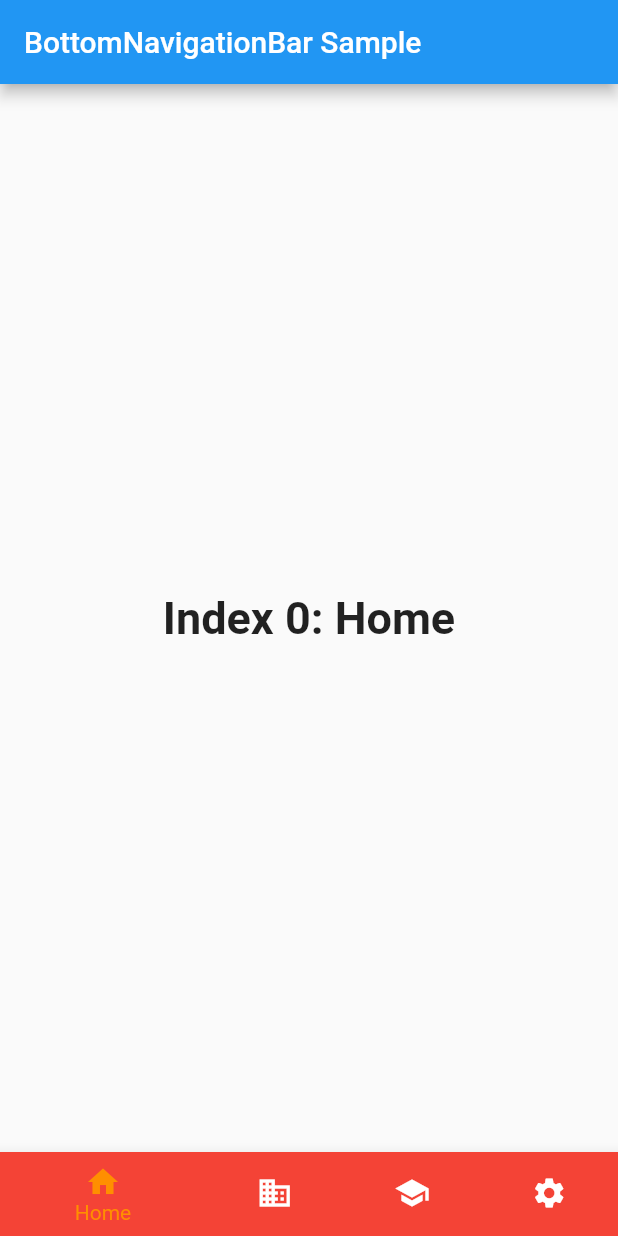
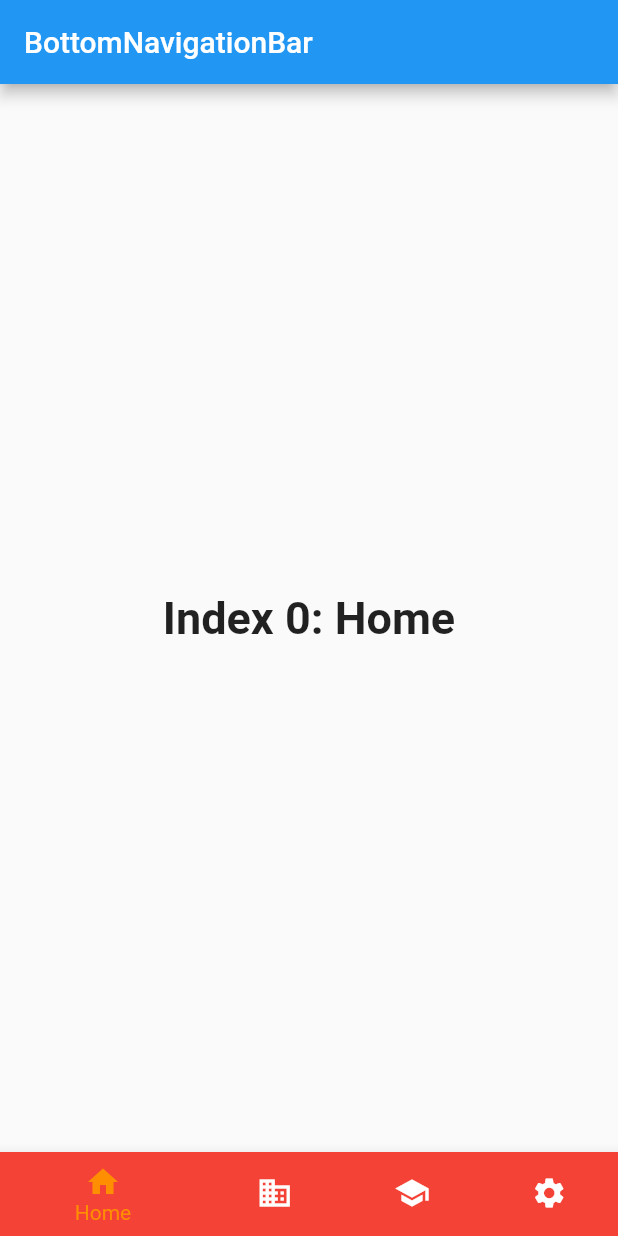
Before and after one commit to Abmer0One/metodsoft-sovendas, a Flutter app: the screen it shows after launch, on a phone screen of 412 x 824 dp. Run offline on Flutter 3.47's test engine with Material 2 defaults, Android fonts, the phone set to English and light mode, and no system bars; our stand-ins replace sticky_headers.

Commit message:
change teste

```diff
--- a/lib/ui/pages/client/teste.dart
+++ b/lib/ui/pages/client/teste.dart
@@ -69,7 +69,7 @@ class _MyStatefulWidgetState extends State<MyStatefulWidget> {
   Widget build(BuildContext context) {
     return Scaffold(
       appBar: AppBar(
-        title: const Text('BottomNavigationBar Sample'),
+        title: const Text('BottomNavigationBar'),
       ),
       body: Center(
         child: _widgetOptions.elementAt(_selectedIndex),
```
